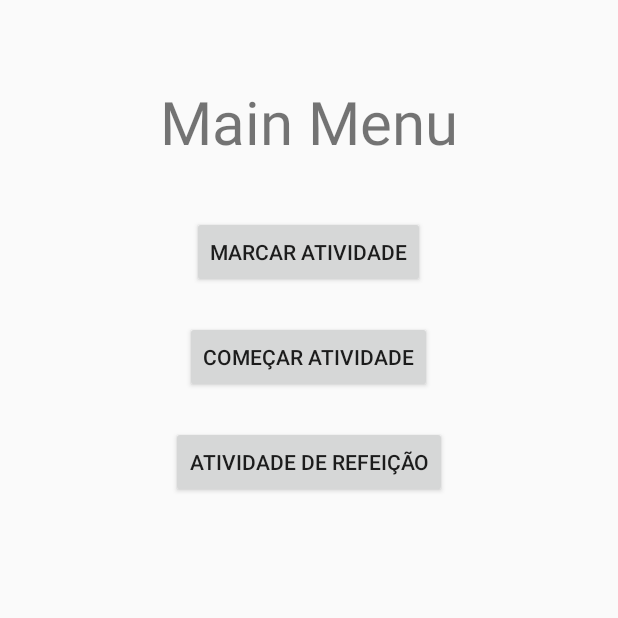
After one commit to Kiir080/CMU, an Android app: the MainActivity screen opened directly, with no data from a screen before it, on a phone screen of 412 x 824 dp, the top half of it. The commit adds this screen. Run offline under Robolectric (Android 15) with nearby library versions, the phone set to English and light mode, and no system bars.

Commit message:
Junção das duas partes do projeto

```diff
--- a/CMU/app/src/main/AndroidManifest.xml
+++ b/CMU/app/src/main/AndroidManifest.xml
@@ -37,6 +37,7 @@
             android:label="@string/title_activity_daily_meals"
             android:theme="@style/AppTheme.NoActionBar" />
         <activity android:name=".MealActivity"></activity>
+        <activity android:name=".MainActivity"/>
     </application>
 
 </manifest>
--- a/CMU/app/src/main/java/estgf/ipp/pt/cmu/APIControllers/APIController.java
+++ b/CMU/app/src/main/java/estgf/ipp/pt/cmu/APIControllers/APIController.java
@@ -1,6 +1,4 @@
 package estgf.ipp.pt.cmu.APIControllers;
-
-
 
 import com.google.gson.Gson;
 import com.google.gson.GsonBuilder;
--- a/CMU/app/src/main/java/estgf/ipp/pt/cmu/LoginActivity.java
+++ b/CMU/app/src/main/java/estgf/ipp/pt/cmu/LoginActivity.java
@@ -89,7 +89,7 @@ public class LoginActivity extends AppCompatActivity implements OnClickListener
 
     @Override
     public void onClick(View v) {
-        Intent intent = new Intent(this,WeeksMealPlan.class);
+        Intent intent = new Intent(this, MainActivity.class);
         startActivity(intent);
     }
 
--- /dev/null
+++ b/CMU/app/src/main/java/estgf/ipp/pt/cmu/MainActivity.java
@@ -0,0 +1,51 @@
+package estgf.ipp.pt.cmu;
+
+import android.os.Bundle;
+import android.support.v4.app.FragmentActivity;
+import android.support.v4.app.FragmentTransaction;
+
+public class MainActivity extends FragmentActivity implements Menu.OnFragmentSelectedListener {
+
+    private Menu mMenu;
+    private MarkActivity mMarkActivity;
+    private StartActivity mStartActivity;
+
+    @Override
+    protected void onCreate(Bundle savedInstanceState) {
+        super.onCreate(savedInstanceState);
+        setContentView(R.layout.activity_main);
+
+        if (findViewById(R.id.main_container) != null) {
+            if (savedInstanceState != null)
+                return;
+
+            mMenu = new Menu();
+            getSupportFragmentManager().beginTransaction().add(R.id.main_container, mMenu).commit();
+        }
+    }
+
+
+    @Override
+    public void OnMarkActivity(MarkActivity markActivity) {
+        mMarkActivity = (MarkActivity) getSupportFragmentManager().findFragmentById(R.id.b_fragment);
+        mMarkActivity = new MarkActivity();
+
+        FragmentTransaction transaction = getSupportFragmentManager().beginTransaction();
+        transaction.replace(R.id.main_container, mMarkActivity);
+        transaction.addToBackStack(null);
+        transaction.commit();
+    }
+
+
+    @Override
+    public void OnStartActivity(StartActivity startActivity) {
+        mStartActivity = (StartActivity) getSupportFragmentManager().findFragmentById(R.id.c_fragment);
+        mStartActivity = new StartActivity();
+
+        FragmentTransaction transaction = getSupportFragmentManager().beginTransaction();
+        transaction.replace(R.id.main_container, mStartActivity);
+        transaction.addToBackStack(null);
+        transaction.commit();
+    }
+
+}
--- /dev/null
+++ b/CMU/app/src/main/java/estgf/ipp/pt/cmu/Menu.java
@@ -0,0 +1,68 @@
+package estgf.ipp.pt.cmu;
+
+import android.app.Activity;
+import android.content.Intent;
+import android.os.Bundle;
+import android.support.v4.app.Fragment;
+import android.view.LayoutInflater;
+import android.view.View;
+import android.view.ViewGroup;
+import android.widget.Button;
+
+public class Menu extends Fragment implements View.OnClickListener{
+
+    private OnFragmentSelectedListener mListener;
+
+    public interface OnFragmentSelectedListener {
+        void OnMarkActivity(MarkActivity markActivity);
+        void OnStartActivity(StartActivity startActivity);
+    }
+
+    @Override
+    public void onAttach(Activity activity) {
+        super.onAttach(activity);
+        try {
+            mListener = (OnFragmentSelectedListener) activity;
+        } catch (ClassCastException e) {
+            throw new ClassCastException(activity.toString() + " must implement OnPersonSelectedListener");
+        }
+    }
+
+    @Override
+    public View onCreateView(LayoutInflater inflater, ViewGroup container, Bundle savedInstanceState) {
+        View mContentView = inflater.inflate(R.layout.menu_layout, container, false);
+
+        Button btnMarkActivity = (Button) mContentView.findViewById(R.id.mark_activity);
+        btnMarkActivity.setOnClickListener(this);
+
+        Button btnStartActivity = (Button) mContentView.findViewById(R.id.start_activity);
+        btnStartActivity.setOnClickListener(this);
+
+        ChangeToMealActivityScreen (mContentView);
+
+        return mContentView;
+    }
+
+    public void ChangeToMealActivityScreen (View view) {
+        Button btnWeekMealActivity = (Button) view.findViewById(R.id.meal_activity);
+        btnWeekMealActivity.setOnClickListener(new View.OnClickListener() {
+            @Override
+            public void onClick(View view) {
+                Intent intent = new Intent(getActivity(), WeeksMealPlan.class);
+                startActivity(intent);
+            }
+        });
+    }
+
+    @Override
+    public void onClick(View v) {
+        switch (v.getId()) {
+            case R.id.mark_activity:
+                mListener.OnMarkActivity(new MarkActivity());
+                break;
+            case R.id.start_activity:
+                mListener.OnStartActivity(new StartActivity());
+                break;
+        }
+    }
+}
--- /dev/null
+++ b/CMU/app/src/main/res/layout/activity_main.xml
@@ -0,0 +1,10 @@
+<?xml version="1.0" encoding="utf-8"?>
+<FrameLayout
+    xmlns:android="http://schemas.android.com/apk/res/android"
+    xmlns:app="http://schemas.android.com/apk/res-auto"
+    xmlns:tools="http://schemas.android.com/tools"
+    android:layout_width="match_parent"
+    android:layout_height="match_parent"
+    tools:context=".MainActivity"
+    android:id="@+id/main_container">
+</FrameLayout>
--- /dev/null
+++ b/CMU/app/src/main/res/layout/menu_layout.xml
@@ -0,0 +1,46 @@
+<?xml version="1.0" encoding="utf-8"?>
+<RelativeLayout
+    xmlns:android="http://schemas.android.com/apk/res/android"
+    android:layout_width="match_parent"
+    android:layout_height="match_parent"
+    android:orientation="vertical">
+
+    <TextView
+        android:id="@+id/main_menu_text"
+        android:layout_width="wrap_content"
+        android:layout_height="wrap_content"
+        android:layout_alignParentTop="true"
+        android:layout_centerHorizontal="true"
+        android:layout_marginTop="54dp"
+        android:text="Main Menu"
+        android:textSize="40dp"/>
+
+    <Button
+        android:id="@+id/mark_activity"
+        android:layout_width="wrap_content"
+        android:layout_height="wrap_content"
+        android:layout_alignParentTop="true"
+        android:layout_centerHorizontal="true"
+        android:layout_marginTop="144dp"
+        android:text="Marcar atividade" />
+
+    <Button
+        android:id="@+id/start_activity"
+        android:layout_width="wrap_content"
+        android:layout_height="wrap_content"
+        android:layout_alignParentTop="true"
+        android:layout_centerHorizontal="true"
+        android:layout_marginTop="214dp"
+        android:text="Começar atividade" />
+
+    <Button
+        android:id="@+id/meal_activity"
+        android:layout_width="wrap_content"
+        android:layout_height="wrap_content"
+        android:layout_alignParentTop="true"
+        android:layout_centerHorizontal="true"
+        android:layout_marginTop="284dp"
+        android:text="Atividade De Refeição" />
+
+
+</RelativeLayout>
--- /dev/null
+++ b/CMU/app/src/main/res/values/ids.xml
@@ -0,0 +1,5 @@
+<?xml version="1.0" encoding="utf-8"?>
+<resources>
+    <item name="b_fragment" type="id" />
+    <item name="c_fragment" type="id" />
+</resources>
```
Also changed, not shown: CMU/app/src/main/java/estgf/ipp/pt/cmu/MarkActivity.java (added, +76 -0 lines), CMU/app/src/main/java/estgf/ipp/pt/cmu/StartActivity.java (added, +80 -0 lines), CMU/app/src/main/res/layout/mark_activity.xml (added, +35 -0 lines), CMU/app/src/main/res/layout/start_activity.xml (added, +57 -0 lines), CMU/app/src/main/res/drawable/notification.png (added).
